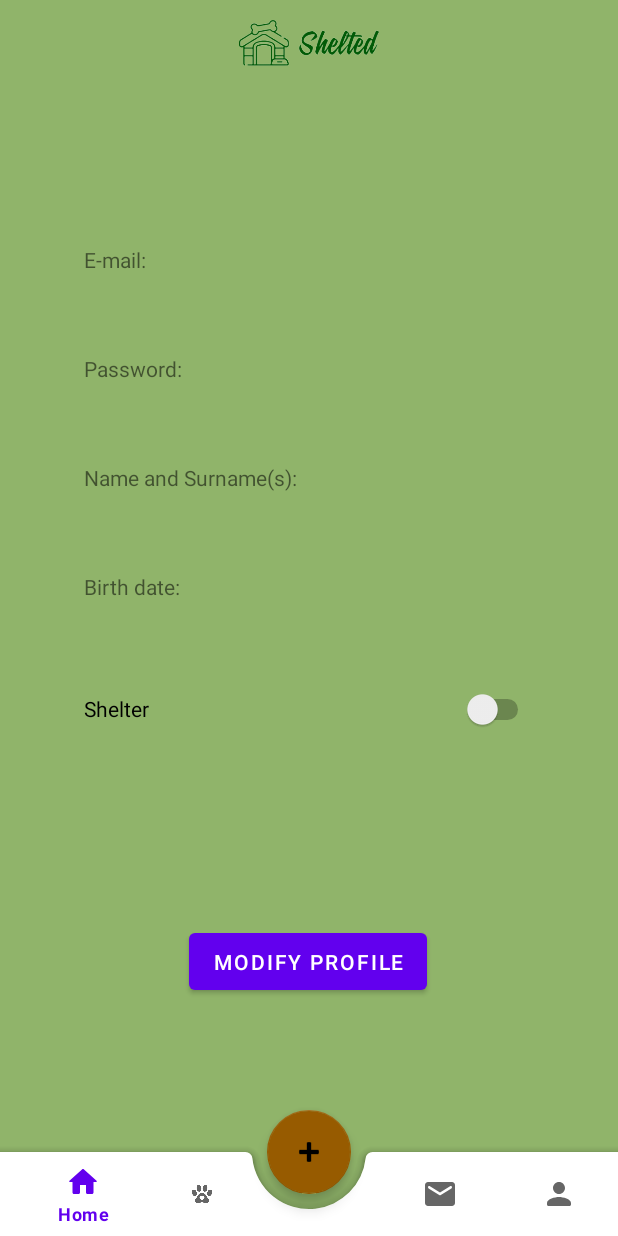
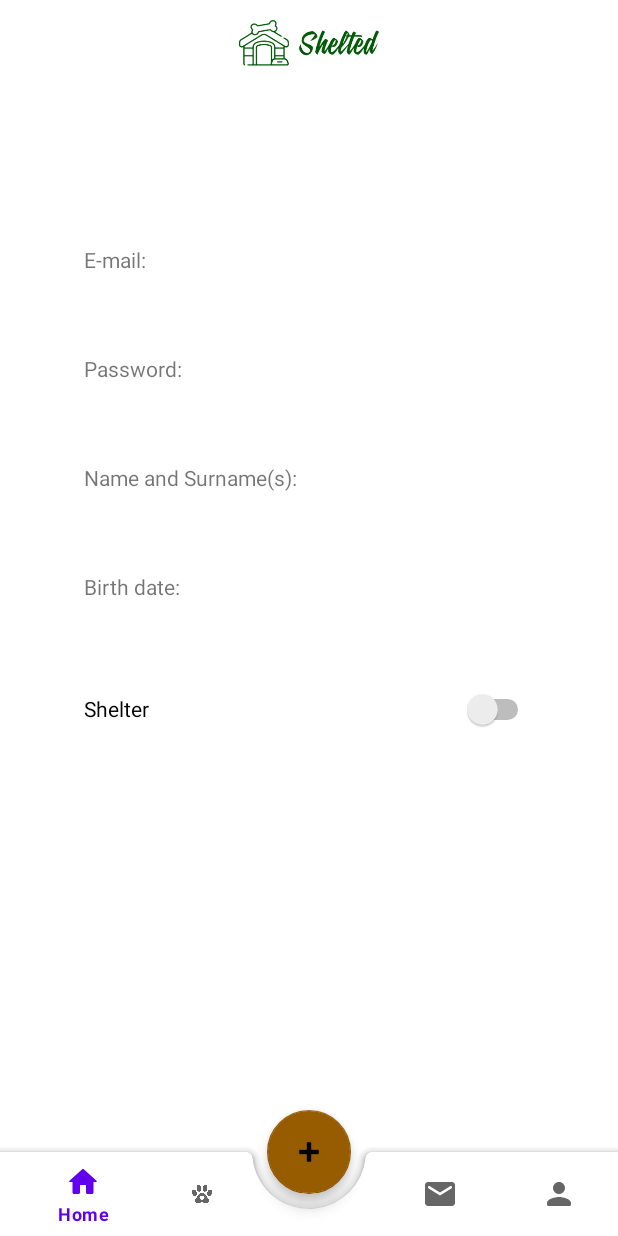
Before and after one commit to AlbertoHdezLado/Shelted, an Android app: the fragment ProfileFragment placed in its activity, on a phone screen of 412 x 824 dp. Run offline under Robolectric (Android 15) with nearby library versions, the phone set to English and light mode, and no system bars; our stand-ins replace Firebase (no records; nobody signed in at launch, a user with empty details on screens opened directly), Picasso; pictures from the network do not load.

Commit message:
Sevilla tiene un color diferente

```diff
--- a/app/src/main/res/layout/fragment_message_list.xml
+++ b/app/src/main/res/layout/fragment_message_list.xml
@@ -4,7 +4,7 @@
     xmlns:tools="http://schemas.android.com/tools"
     android:layout_width="match_parent"
     android:layout_height="match_parent"
-    tools:context=".Activities.MessagesFragment">
+    tools:context=".Activities.LoggedActivity">
 
     <ImageView
         android:id="@+id/imageView4"
@@ -20,7 +20,7 @@
         android:layout_width="wrap_content"
         android:layout_height="wrap_content"
         android:layout_marginTop="20dp"
-        android:text="Messages"
+        android:text="Messages feature will soon be added!"
         app:layout_constraintEnd_toEndOf="parent"
         app:layout_constraintHorizontal_bias="0.498"
         app:layout_constraintStart_toStartOf="parent"
--- a/app/src/main/res/layout/fragment_profile.xml
+++ b/app/src/main/res/layout/fragment_profile.xml
@@ -111,6 +111,7 @@
         android:layout_width="wrap_content"
         android:layout_height="50dp"
         android:text="Modify profile"
+        android:visibility="gone"
         app:layout_constraintBottom_toBottomOf="parent"
         app:layout_constraintEnd_toEndOf="parent"
         app:layout_constraintHorizontal_bias="0.497"
--- a/app/src/main/res/values/colors.xml
+++ b/app/src/main/res/values/colors.xml
@@ -8,7 +8,7 @@
     <color name="black">#FF000000</color>
     <color name="white">#FFFFFFFF</color>
     <color name="main">#19a433 </color>
-    <color name="fondoScreen">#DA679933</color>
-    <color name="save">#AB2D5735</color>
+    <color name="fondoScreen">#DAFFFFFF</color>
+    <color name="save">#DA679933</color>
     <color name="botones">#975B00</color>
 </resources>
```
